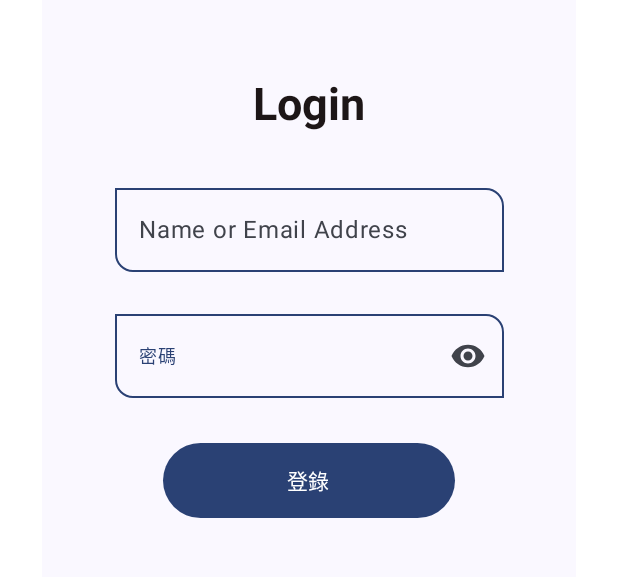
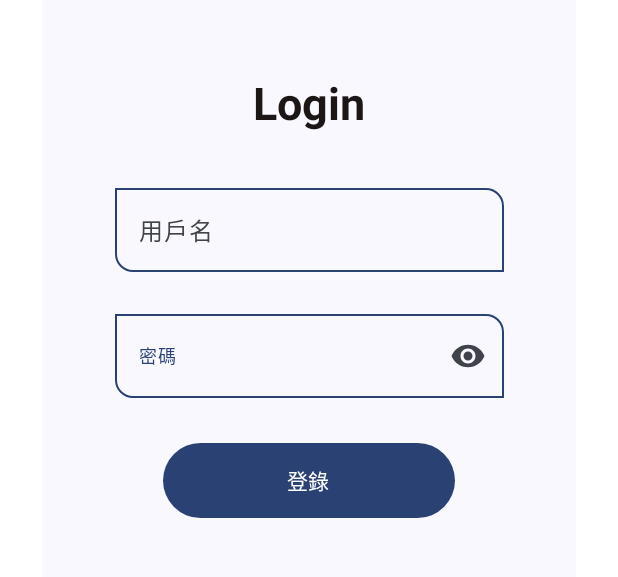
Before and after one commit to universalmacro/macro-counter, an Android app built with Jetpack Compose: the screen it shows after launch (MainActivity), after a tap on "登錄", on a phone screen of 412 x 824 dp, the part 108-685 px from its top. Run offline under Robolectric (Android 15) with nearby library versions, the phone set to English and light mode, and no system bars; 1 statement that could not run was skipped.

Commit message:
login flow

```diff
--- /dev/null
+++ b/app/src/main/java/com/example/macrocounter/compositionLocal/CompositionLocal.kt
@@ -0,0 +1,7 @@
+package com.example.macrocounter.compositionLocal
+
+import androidx.compose.runtime.compositionLocalOf
+import com.example.macrocounter.viewModel.UserViewModel
+
+val LocalUserViewModel =
+    compositionLocalOf<UserViewModel> { error("User View Model Context Not Found") }
--- /dev/null
+++ b/app/src/main/java/com/example/macrocounter/model/Network.kt
@@ -0,0 +1,30 @@
+package com.example.macrocounter.model
+
+import com.squareup.moshi.Moshi
+import com.squareup.moshi.kotlin.reflect.KotlinJsonAdapterFactory
+import retrofit2.Retrofit
+import retrofit2.converter.moshi.MoshiConverterFactory
+
+object Network {
+
+    //文档地址：https://docs.apipost.cn/preview/1a28e17fa3c8f473/16838456ae6dc5c7
+    //mock 数据请求 url
+//    private const val baseUrl =
+//        "https://mock.apipost.cn/app/mock/project/ced69cf2-9206-4a42-895e-dd7442a888df/"
+
+    private const val baseUrl = "https://uat.uat-hongkong-1.universalmacro.com"
+
+    private val retrofit = Retrofit.Builder()
+        .baseUrl(baseUrl)
+        .addConverterFactory(
+            MoshiConverterFactory.create(
+                Moshi.Builder()
+                    .add(KotlinJsonAdapterFactory())
+                    .build()
+            )
+        ).build()
+
+    fun <T> createService(clazz: Class<T>): T {
+        return retrofit.create(clazz)
+    }
+}
--- /dev/null
+++ b/app/src/main/java/com/example/macrocounter/model/entity/BaseResponse.kt
@@ -0,0 +1,6 @@
+package com.example.macrocounter.model.entity
+
+open class BaseResponse {
+    var code: Int = -1
+    var message: String = ""
+}
--- /dev/null
+++ b/app/src/main/java/com/example/macrocounter/model/entity/UserInfoEntity.kt
@@ -0,0 +1,5 @@
+package com.example.macrocounter.model.entity
+
+data class UserInfoEntity(val userName: String)
+
+data class UserInfoResponse(val data: UserInfoEntity?) : BaseResponse()
--- /dev/null
+++ b/app/src/main/java/com/example/macrocounter/model/service/UserInfoManager.kt
@@ -0,0 +1,48 @@
+package com.example.macrocounter.model.service
+
+import android.content.Context
+import androidx.datastore.core.DataStore
+import androidx.datastore.preferences.core.Preferences
+import androidx.datastore.preferences.core.booleanPreferencesKey
+import androidx.datastore.preferences.core.edit
+import androidx.datastore.preferences.core.stringPreferencesKey
+import androidx.datastore.preferences.preferencesDataStore
+import kotlinx.coroutines.flow.Flow
+import kotlinx.coroutines.flow.map
+
+class UserInfoManager(private val context: Context) {
+
+    companion object {
+        private val Context.userStore: DataStore<Preferences> by preferencesDataStore("user_store")
+
+        val LOGGED = booleanPreferencesKey("LOGGED")
+        val USERNAME = stringPreferencesKey("USERNAME")
+    }
+
+    val logged: Flow<Boolean> = context.userStore.data.map { it[LOGGED] ?: false }
+    val userName: Flow<String> = context.userStore.data.map { it[USERNAME] ?: "" }
+
+    /**
+     * 存储用户信息
+     *
+     * @param userName
+     */
+    suspend fun save(userName: String) {
+        context.userStore.edit {
+            it[LOGGED] = userName.isNotEmpty()
+            it[USERNAME] = userName
+        }
+    }
+
+    /**
+     * 清空用户登录数据
+     *
+     */
+    suspend fun clear() {
+        context.userStore.edit {
+            it[LOGGED] = false
+            it[USERNAME] = ""
+        }
+    }
+
+}
--- /dev/null
+++ b/app/src/main/java/com/example/macrocounter/model/service/UserServices.kt
@@ -0,0 +1,22 @@
+package com.example.macrocounter.model.service
+
+
+import com.example.macrocounter.model.Network
+import com.example.macrocounter.model.entity.UserInfoResponse
+import retrofit2.http.*
+
+interface UserService {
+    @FormUrlEncoded
+    @POST("sessions")
+    suspend fun signIn(
+        @Field("userName") useName: String,
+        @Field("password") password: String,
+    ): UserInfoResponse
+
+    companion object {
+        fun instance(): UserService {
+            return Network.createService(UserService::class.java)
+        }
+    }
+
+}
--- a/app/src/main/java/com/example/macrocounter/screens/LoginScreen.kt
+++ b/app/src/main/java/com/example/macrocounter/screens/LoginScreen.kt
@@ -28,6 +28,7 @@ import androidx.compose.material3.Surface
 import androidx.compose.material3.Text
 import androidx.compose.material3.TextFieldDefaults
 import androidx.compose.runtime.Composable
+import androidx.compose.runtime.compositionLocalOf
 import androidx.compose.runtime.getValue
 import androidx.compose.runtime.mutableStateOf
 import androidx.compose.runtime.remember
@@ -51,9 +52,10 @@ import com.example.macrocounter.R
 import com.example.macrocounter.components.CommonTextField
 import com.example.macrocounter.components.HeadingTextComponent
 import com.example.macrocounter.components.PasswordTextField
-
-
+import kotlinx.coroutines.launch
+import com.example.macrocounter.compositionLocal.LocalUserViewModel
 import androidx.compose.runtime.remember
+import androidx.compose.runtime.rememberCoroutineScope
 import androidx.compose.runtime.saveable.rememberSaveable
 import androidx.compose.runtime.setValue
 
@@ -66,7 +68,9 @@ import androidx.compose.ui.text.style.TextAlign
 import androidx.compose.ui.unit.Dp
 import androidx.compose.ui.unit.dp
 import androidx.compose.ui.unit.sp
-
+import androidx.compose.ui.platform.LocalContext
+import com.example.macrocounter.viewModel.UserViewModel
+import androidx.compose.runtime.CompositionLocalProvider
 
 @Composable
 fun LoginScreen(){
@@ -75,39 +79,46 @@ fun LoginScreen(){
             .fillMaxSize()
             .background(Color.White)
             .padding(28.dp)
-    ){
+    ) {
+        CompositionLocalProvider(LocalUserViewModel provides UserViewModel(LocalContext.current)) {
+
 
         val passwordVisible = remember {
             mutableStateOf(false)
         }
 
 
-        val email = remember {
+        val username = remember {
             mutableStateOf("")
         }
         val password = remember {
             mutableStateOf("")
         }
 
+        val userViewModel = LocalUserViewModel.current
+        val coroutineScope = rememberCoroutineScope()
 
-        Column (
+        Column(
             modifier = Modifier
                 .padding(16.dp)
                 .fillMaxWidth()
-                .verticalScroll(rememberScrollState())
-            ,
+                .verticalScroll(rememberScrollState()),
 
             horizontalAlignment = Alignment.CenterHorizontally
-        ){
+        ) {
             NormalTextComponent(value = stringResource(id = R.string.app_name))
             HeadingTextComponent(value = stringResource(id = R.string.login))
             Spacer(modifier = Modifier.height(30.dp))
 //            CommonTextField(labelValue = stringResource(id = R.string.username), painterResource = painterResource(
 //                id = R.drawable.ic_launcher_foreground
 //            ))
-            SimpleOutlinedTextFieldSample(value = email.value, onValueChange = { email.value = it})
+            SimpleOutlinedTextFieldSample(
+                value = username.value,
+                onValueChange = { username.value = it })
             Spacer(modifier = Modifier.height(20.dp))
-            SimpleOutlinedPasswordTextField(value = password.value, onValueChange = { password.value = it})
+            SimpleOutlinedPasswordTextField(
+                value = password.value,
+                onValueChange = { password.value = it })
 //            PasswordTextField(labelValue = stringResource(id = R.string.passord), painterResource = painterResource(
 //                id = R.drawable.ic_launcher_foreground
 //            ))
@@ -115,18 +126,23 @@ fun LoginScreen(){
 
             Button(
                 onClick = {
-                    Log.d("LoginPage", "signIn: + ${email.value} + : ${password.value}" )
+                    Log.d("LoginPage", " ${username.value} + : ${password.value}")
+
+                    coroutineScope.launch {
+                        userViewModel.login()
+
+                    }
                 },
                 modifier = Modifier
                     .fillMaxWidth(0.6f)
                     .height(50.dp),
-            ){
+            ) {
                 Text(
                     text = "登錄"
                 )
             }
         }
-
+    }
     }
 }
 
@@ -153,7 +169,7 @@ fun SimpleOutlinedTextFieldSample(
         onValueChange = onValueChange,
         shape = RoundedCornerShape(topEnd =12.dp, bottomStart =12.dp),
         label = {
-            Text("Name or Email Address",
+            Text("用戶名",
 //                color = MaterialTheme.colorScheme.primary,
 //                style = MaterialTheme.typography.labelMedium,
             ) },
@@ -175,6 +191,7 @@ fun SimpleOutlinedTextFieldSample(
         )
 
     )
+
 }
 
 //password
--- /dev/null
+++ b/app/src/main/java/com/example/macrocounter/viewModel/UserViewModel.kt
@@ -0,0 +1,98 @@
+package com.example.macrocounter.viewModel
+
+
+import android.content.Context
+import android.util.Log
+import androidx.compose.runtime.getValue
+import androidx.compose.runtime.mutableStateOf
+import androidx.compose.runtime.setValue
+import androidx.lifecycle.ViewModel
+import androidx.lifecycle.viewModelScope
+import com.example.macrocounter.model.entity.UserInfoEntity
+import com.example.macrocounter.model.service.UserInfoManager
+import com.example.macrocounter.model.service.UserService
+import kotlinx.coroutines.delay
+import kotlinx.coroutines.flow.firstOrNull
+import kotlinx.coroutines.launch
+//import okhttp3.internal.and
+import java.security.MessageDigest
+import java.security.NoSuchAlgorithmException
+
+class UserViewModel(context: Context) : ViewModel() {
+
+    private val userInfoManager = UserInfoManager(context)
+    private val userService = UserService.instance()
+
+    var userName by mutableStateOf("")
+
+    var password by mutableStateOf("")
+
+    var userInfo: UserInfoEntity? = null
+        private set
+
+    init {
+        //其实这里可以使用 DataStore 的对象存储，直接存储整个对象。
+        viewModelScope.launch {
+            val userName = userInfoManager.userName.firstOrNull()
+            userInfo = if (userName?.isNotEmpty() == true) {
+                UserInfoEntity(userName)
+            } else {
+                null
+            }
+        }
+    }
+
+    //是否已登录
+    val logged: Boolean
+        get() {
+            return userInfo != null
+        }
+
+    //是否正在登录
+    var loading by mutableStateOf(false)
+        private set
+
+    var error by mutableStateOf("")
+        private set
+
+    /**
+     * 登录操作
+     *
+     */
+    suspend fun login() {  //onClose: () -> Unit
+        error = ""
+        loading = true
+        val res = userService.signIn(userName, md5(password))
+        Log.d("Login->Result", " ${res} " )
+        if (res.code == 0 && res.data != null) {
+            userInfo = res.data
+            userInfoManager.save(userName)
+//            onClose()
+        } else {
+            //失败
+            error = res.message
+        }
+        loading = false
+    }
+
+    fun md5(content: String): String {
+        val hash = MessageDigest.getInstance("MD5").digest(content.toByteArray())
+        val hex = StringBuilder(hash.size * 2)
+        for (b in hash) {
+            var str = Integer.toHexString(b.toInt())
+            if (b < 0x10) {
+                str = "0$str"
+            }
+            hex.append(str.substring(str.length - 2))
+        }
+        return hex.toString()
+    }
+
+
+    fun clear() {
+        viewModelScope.launch {
+            userInfoManager.clear() //清除本地数据存储
+            userInfo = null //置空内存数据
+        }
+    }
+}
```
Also changed, not shown: app/build.gradle.kts (+28 -0 lines), app/src/main/java/com/example/macrocounter/model/entity/NavigationItem.kt (added, +14 -0 lines), app/src/main/java/com/example/macrocounter/screens/MainFrame.kt (added, +84 -0 lines).
